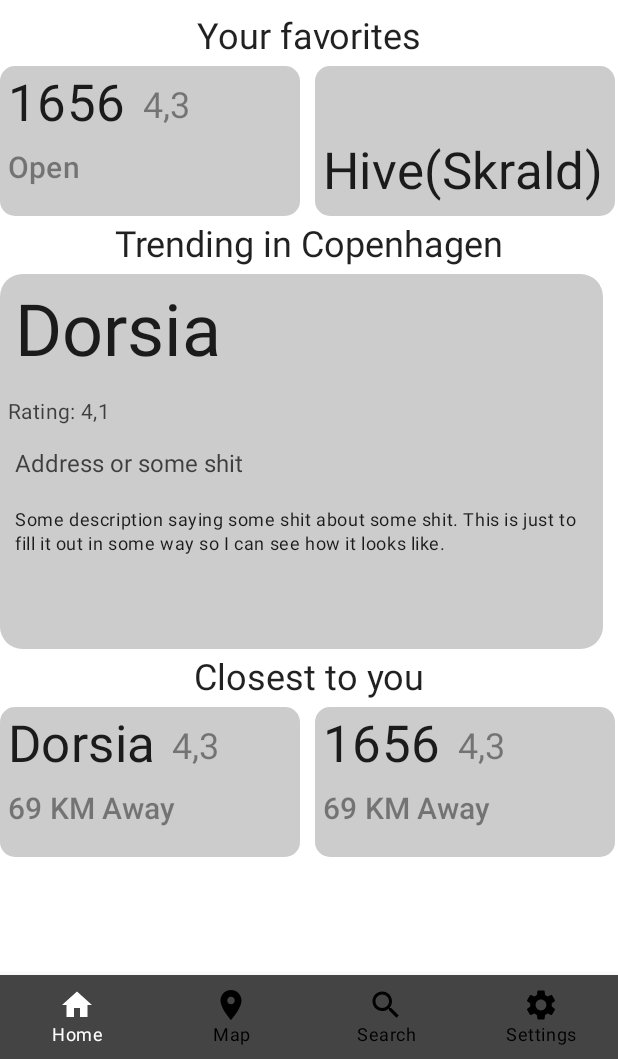
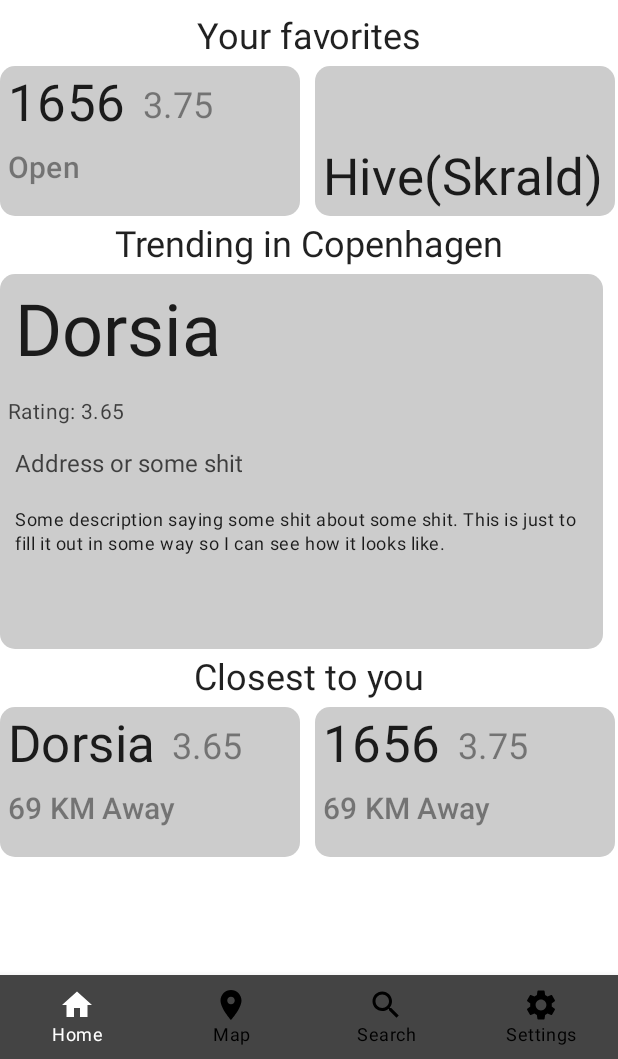
Before and after one commit to Fiedler12/NightLife, an Android app built with Jetpack Compose: the screen it shows after launch (MainActivity), after a tap on "Login", on a phone screen of 412 x 824 dp, the part 177-1236 px from its top. Run offline under Robolectric (Android 15) with nearby library versions, the phone set to English and light mode, and no system bars.

Commit message:
Parameterized routing

```diff
--- a/app/src/main/java/com/example/nightlife/MainActivity.kt
+++ b/app/src/main/java/com/example/nightlife/MainActivity.kt
@@ -3,13 +3,11 @@ package com.example.nightlife
 import android.os.Bundle
 import androidx.activity.ComponentActivity
 import androidx.activity.compose.setContent
-import androidx.compose.foundation.background
+import androidx.compose.foundation.*
 import androidx.compose.foundation.layout.*
 import androidx.compose.foundation.lazy.LazyRow
 import androidx.compose.foundation.lazy.items
-import androidx.compose.foundation.rememberScrollState
 import androidx.compose.foundation.shape.RoundedCornerShape
-import androidx.compose.foundation.verticalScroll
 import androidx.compose.material.*
 import androidx.compose.runtime.*
 import androidx.compose.ui.Alignment
@@ -21,8 +19,7 @@ import androidx.compose.ui.platform.LocalConfiguration
 import androidx.compose.ui.text.input.TextFieldValue
 import androidx.compose.ui.tooling.preview.Preview
 import androidx.compose.ui.unit.dp
-import androidx.navigation.NavController
-import androidx.navigation.NavHostController
+import androidx.navigation.*
 import androidx.navigation.compose.NavHost
 import androidx.navigation.compose.composable
 import androidx.navigation.compose.currentBackStackEntryAsState
@@ -68,7 +65,7 @@ fun Login(onButtonClick: () -> Unit) {
 }
 
 @Composable
-fun OverviewPage(viewModel: HomeViewModel) {
+fun OverviewPage(viewModel: HomeViewModel, navController: NavController) {
     Column(modifier = Modifier
         .fillMaxSize()
         .verticalScroll(rememberScrollState()), horizontalAlignment = Alignment.CenterHorizontally) {
@@ -84,7 +81,12 @@ fun OverviewPage(viewModel: HomeViewModel) {
             .padding(),
         horizontalArrangement = Arrangement.spacedBy(10.dp)) {
             items(viewModel.favorites) {
-                FavoriteComponent(name = it.name)
+                FavoriteComponent(it.id, name = it.name, it.rating) {
+                    navController.navigate("bar/" + it.id)
+                    NavOptions.Builder()
+                        .setPopUpTo("home", inclusive = true)
+                        .build()
+                }
             }
         }
         Text(text = "Trending in Copenhagen",
@@ -95,7 +97,7 @@ fun OverviewPage(viewModel: HomeViewModel) {
             .fillMaxWidth(),
         horizontalArrangement = Arrangement.spacedBy(10.dp)) {
             items(viewModel.bars.allBars) {
-                TrendyComponent(name = it.name)
+                TrendyComponent(name = it.name, it.rating)
             }
         }
         Text(text = "Closest to you",
@@ -106,7 +108,7 @@ fun OverviewPage(viewModel: HomeViewModel) {
             .fillMaxWidth(),
             horizontalArrangement = Arrangement.spacedBy(10.dp)) {
             items(viewModel.bars.allBars) {
-                ProximityComponent(name = it.name)
+                ProximityComponent(name = it.name, it.rating)
             }
         }
     }
@@ -119,10 +121,13 @@ fun MapPage() {
         // We should use google maps on this.
     }
 }
+
 @Composable
 fun SettingsPage() {
     Column(modifier = Modifier.fillMaxSize()) {
-        Box(modifier = Modifier.fillMaxWidth().height(150.dp)) {
+        Box(modifier = Modifier
+            .fillMaxWidth()
+            .height(150.dp)) {
             Text(text = "Settings", modifier = Modifier.padding(5.dp), style = MaterialTheme.typography.h3)
         }
         Box(
@@ -130,19 +135,26 @@ fun SettingsPage() {
                 .fillMaxWidth()
                 .background(Color.LightGray)
         ) {
-            Text(
-                text = "Profile",
-                modifier = Modifier.padding(5.dp),
-                style = MaterialTheme.typography.h6
-            )
-
         }
+            generateSettingsText(text = "Profile")
+            generateSettingsText(text = "Preferences")
     }
 }
 
 @Composable
 fun generateSettingsText(text: String) {
-
+    Box(modifier = Modifier
+        .height(50.dp)
+        .fillMaxWidth()
+        .border(4.dp, Color.DarkGray)) {
+        Column(modifier = Modifier.fillMaxSize(), verticalArrangement = Arrangement.Center, horizontalAlignment = Alignment.Start) {
+            Text(
+                text = text,
+                modifier = Modifier.padding(2.dp),
+                style = MaterialTheme.typography.h5
+            )
+        }
+    }
 }
 
 @Composable
@@ -163,7 +175,7 @@ fun SearchPage() {
 fun NavigationGraph(navController: NavHostController, viewModel: HomeViewModel) {
     NavHost(navController = navController, startDestination = NavigationItem.Home.route) {
         composable(NavigationItem.Home.route) {
-         OverviewPage(viewModel = viewModel)
+         OverviewPage(viewModel = viewModel, navController)
         }
         composable(NavigationItem.Map.route) {
             MapPage()
@@ -174,19 +186,23 @@ fun NavigationGraph(navController: NavHostController, viewModel: HomeViewModel)
         composable(NavigationItem.Settings.route) {
             SettingsPage()
         }
+        composable(NavigationItem.Bar.route, arguments = listOf(navArgument("id") {type = NavType.IntType})) {
+            ProfileScreen(id = it.arguments?.getInt("id"), navController)
+        }
 
     }
 }
 
 
 @Composable
-fun FavoriteComponent(name: String) {
+fun FavoriteComponent(id: Int, name: String, rating: String, onButtonClick: () -> Unit) {
     Box(modifier = Modifier
         .height(100.dp)
         .width(200.dp)
         .clip(RoundedCornerShape(10.dp))
         .background(Color.LightGray)
-        .padding()) {
+        .padding()
+        .clickable { onButtonClick() }){
         Column(modifier = Modifier.fillMaxSize()) {
             Row(
                 modifier = Modifier.fillMaxWidth(),
@@ -199,7 +215,7 @@ fun FavoriteComponent(name: String) {
                     style = MaterialTheme.typography.h4
                 )
                 Text(
-                    text = "4,3",
+                    text = rating,
                     modifier = Modifier
                         .padding(horizontal = 5.dp, vertical = 10.dp)
                         .alpha(0.5f),
@@ -219,7 +235,7 @@ fun FavoriteComponent(name: String) {
 }
 
 @Composable
-fun ProximityComponent(name: String) {
+fun ProximityComponent(name: String, rating: String) {
     Box(modifier = Modifier
         .height(100.dp)
         .width(200.dp)
@@ -238,7 +254,7 @@ fun ProximityComponent(name: String) {
                     style = MaterialTheme.typography.h4
                 )
                 Text(
-                    text = "4,3",
+                    text = rating,
                     modifier = Modifier
                         .padding(horizontal = 5.dp, vertical = 10.dp)
                         .alpha(0.5f),
@@ -258,12 +274,12 @@ fun ProximityComponent(name: String) {
 }
 
 @Composable
-fun TrendyComponent(name: String) {
+fun TrendyComponent(name: String, rating: String) {
     val configuration = LocalConfiguration.current
     Box(modifier = Modifier
         .height(250.dp)
         .width(configuration.screenWidthDp.dp - 10.dp)
-        .clip(RoundedCornerShape(15.dp))
+        .clip(RoundedCornerShape(10.dp))
         .background(Color.LightGray)) {
         Column(modifier = Modifier.fillMaxSize()) {
             Text(
@@ -273,7 +289,7 @@ fun TrendyComponent(name: String) {
                 style = MaterialTheme.typography.h3
             )
             Text(
-                text = "Rating: 4,1",
+                text = "Rating: " + rating.toString(),
                 modifier = Modifier
                     .padding(5.dp)
                     .alpha(0.8f),
@@ -312,7 +328,7 @@ fun NavBar(navController: NavController) {
         val currentRoute = navBackStackEntry?.destination?.route
         items.forEach{item ->
             BottomNavigationItem(
-                icon = { Icon(imageVector = item.imageVector, contentDescription = item.title) },
+                icon = { item.imageVector?.let { Icon(imageVector = it, contentDescription = item.title) } },
                 label = { Text(text = item.title)},
                 selectedContentColor = Color.White,
                 unselectedContentColor = Color.Black,
@@ -333,14 +349,17 @@ fun NavBar(navController: NavController) {
 }
 
 @Composable
-fun ProfileScreen(id: Int) {
+fun ProfileScreen(id: Int?, navController: NavController) {
     Column(modifier = Modifier.fillMaxSize()) {
+        Button(onClick = { navController.popBackStack() }) {
+            Text("<---")
+        }
         Box(
             Modifier
                 .fillMaxWidth()
                 .height(150.dp)
                 .background(Color.LightGray)) {
-            Text(text = "Picture")
+            Text(text = "$id")
         }
         Text(text = "Name",
             modifier = Modifier.padding(10.dp),
@@ -363,8 +382,6 @@ fun DefaultPreview() {
 @Preview(showBackground = true)
 @Composable
 fun LoggedInPreview() {
-    val viewModel = HomeViewModel()
-    OverviewPage(viewModel = viewModel)
 }
 
 
@@ -378,5 +395,10 @@ fun NavPreview() {
 @Preview(showBackground = true)
 @Composable
 fun barPreview() {
-    ProfileScreen(id = 1)
 }
+
+@Preview(showBackground = true)
+@Composable
+fun settingsPreview() {
+    generateSettingsText(text = "Profile")
+}
--- a/app/src/main/java/com/example/nightlife/model/Bar.kt
+++ b/app/src/main/java/com/example/nightlife/model/Bar.kt
@@ -1,6 +1,6 @@
 package com.example.nightlife.model
 
-class Bar(id: Int, name: String, rating: Double) {
+class Bar(id: Int, name: String, rating: String) {
     val id = id
     val name = name
     var rating = rating
--- a/app/src/main/java/com/example/nightlife/model/Bars.kt
+++ b/app/src/main/java/com/example/nightlife/model/Bars.kt
@@ -1,5 +1,6 @@
 package com.example.nightlife.model
 
+import java.text.DecimalFormat
 import kotlin.random.Random
 
 
@@ -10,8 +11,9 @@ class Bars {
 
     init {
         var t = 0
+        val df = DecimalFormat("#.##")
         for (i in receivedNames) {
-            val newBar = Bar(t, i, Random.nextDouble(0.0,5.0))
+            val newBar = Bar(t, i, df.format(Random.nextDouble(0.0,5.0)))
             allBars.add(newBar)
             t++
         }
--- a/app/src/main/java/com/example/nightlife/model/NavigationItem.kt
+++ b/app/src/main/java/com/example/nightlife/model/NavigationItem.kt
@@ -1,13 +1,13 @@
 package com.example.nightlife.model
 
-import androidx.compose.material.Icon
 import androidx.compose.material.icons.Icons
 import androidx.compose.material.icons.filled.*
 import androidx.compose.ui.graphics.vector.ImageVector
 
-sealed class NavigationItem(var route: String, var title: String, var imageVector: ImageVector) {
+sealed class NavigationItem(var route: String, var title: String, var imageVector: ImageVector?) {
     object Home : NavigationItem("Home", "Home", Icons.Filled.Home)
     object Map : NavigationItem("Map", "Map", Icons.Filled.Place)
     object Search: NavigationItem("Search", "Search", Icons.Filled.Search)
     object Settings : NavigationItem("movies", "Settings", Icons.Filled.Settings)
+    object Bar : NavigationItem("bar/{id}", "BarProfile", null)
 }
--- a/app/src/main/java/com/example/nightlife/service/BarService.kt
+++ b/app/src/main/java/com/example/nightlife/service/BarService.kt
@@ -5,7 +5,9 @@ import com.example.nightlife.model.Bar
 // Gonna be used to fetch a list of bars.
 class BarService {
     suspend fun getSpecificBar(id: Int) {
+
     }
+
     suspend fun getFavorites(id: List<Int>) {
         //Return a list of favorites based on the list given
     }
--- a/app/src/main/java/com/example/nightlife/viewmodel/ProfileViewModel.kt
+++ b/app/src/main/java/com/example/nightlife/viewmodel/ProfileViewModel.kt
@@ -4,6 +4,4 @@ import androidx.lifecycle.ViewModel
 
 class ProfileViewModel(id: Int): ViewModel() {
     val id = id
-
-
 }
```
Also changed, not shown: app/src/main/java/com/example/nightlife/viewmodel/BarViewModel.kt (added, +15 -0 lines).
